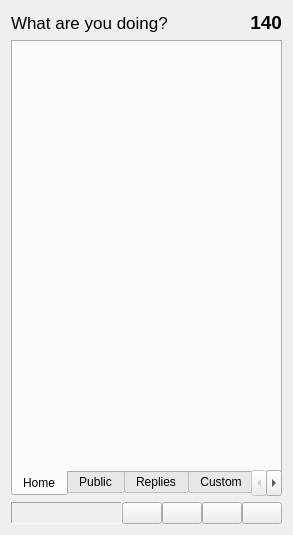
Old version of the form trunk/src/MainWindow.ui in the repository asolfre/qwit.
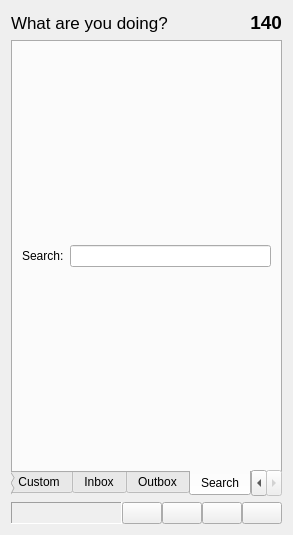
New version of the form. The open tabs and pages were chosen to show the change. Icons and pictures are not drawn.

Commit message: Added Search function

```diff
--- a/trunk/src/MainWindow.ui
+++ b/trunk/src/MainWindow.ui
@@ -299,6 +299,35 @@
          <string>Direct messages outbox</string>
         </attribute>
        </widget>
+       <widget class="QWidget" name="searchTab" >
+        <attribute name="title" >
+         <string>Search</string>
+        </attribute>
+        <attribute name="toolTip" >
+         <string>Search user timeline</string>
+        </attribute>
+        <layout class="QGridLayout" >
+         <item row="0" column="0" >
+          <layout class="QVBoxLayout" >
+           <item>
+            <layout class="QHBoxLayout" >
+             <item>
+              <widget class="QLabel" name="label_3" >
+               <property name="text" >
+                <string>Search:</string>
+               </property>
+              </widget>
+             </item>
+             <item>
+              <widget class="QLineEdit" name="searchLineEdit" />
+             </item>
+            </layout>
+           </item>
+          </layout>
+         </item>
+        </layout>
+       </widget>
+       
       </widget>
      </item>
      <item>
```
The commit also changes 4 other files.
